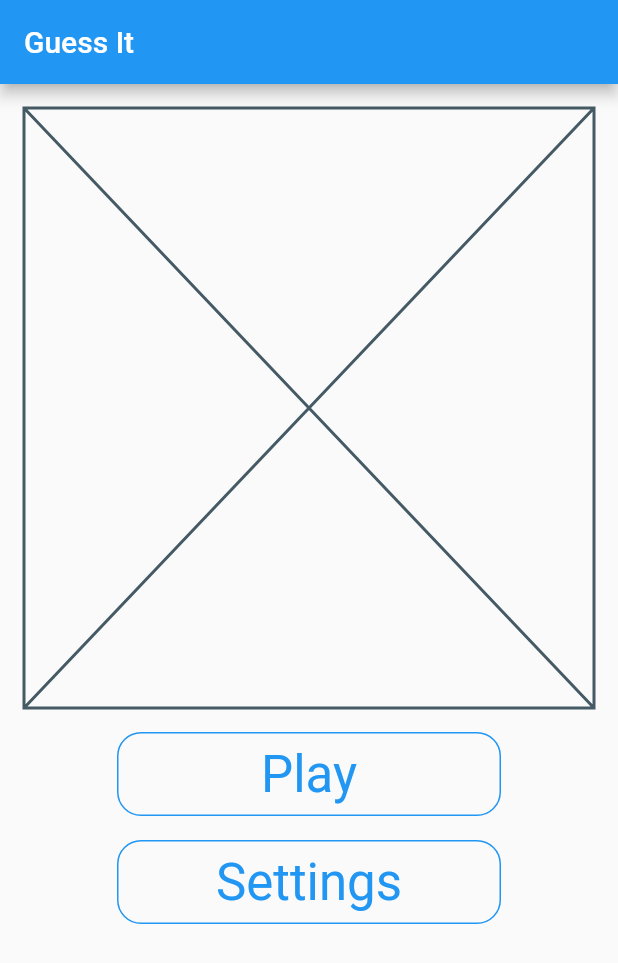
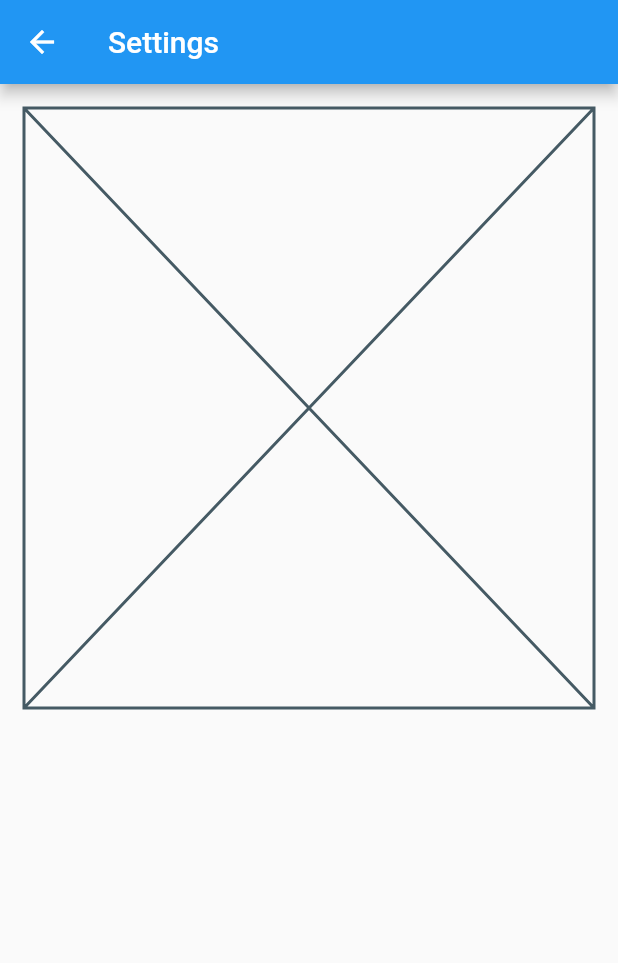
Before and after one commit to Lelik-Bolik/guessit, a Flutter app: the screen it shows after launch, after a tap on "Settings", on a phone screen of 412 x 824 dp. Shown: the top 963 px of the screen. Run offline on Flutter 3.47's test engine with Material 2 defaults, Android fonts, the phone set to English and light mode, and no system bars.

Commit message:
Added routes and created settings pages

```diff
--- a/lib/main.dart
+++ b/lib/main.dart
@@ -1,4 +1,5 @@
 import 'package:flutter/material.dart';
+import 'package:guessit/settings.dart';
 
 void main() {
   runApp(GuessItApp());
@@ -14,7 +15,12 @@ class GuessItApp extends StatelessWidget {
         primarySwatch: Colors.blue,
         visualDensity: VisualDensity.adaptivePlatformDensity,
       ),
-      home: MyHomePage(title: 'Guess It'),
+      initialRoute: "/",
+      routes: {
+        "/": (context) => MyHomePage(title: "Guess it"),
+        "settings": (context) => SettingsPage(),
+        "rules": (context) => MyHomePage(title: "Guess it"),
+      },
     );
   }
 }
@@ -66,7 +72,7 @@ class MyHomePage extends StatelessWidget {
                       style: Theme.of(context).textTheme.headline4.copyWith(color: Theme.of(context).accentColor),
                     ),
                   ),
-                  onPressed: () => null,
+                  onPressed: () => Navigator.of(context).pushNamed("settings"),
                 ),
               ),
             ],
--- /dev/null
+++ b/lib/settings.dart
@@ -0,0 +1,25 @@
+import 'package:flutter/material.dart';
+
+class SettingsPage extends StatelessWidget {
+  static String title = "Settings";
+
+  @override
+  Widget build(BuildContext context) {
+    return Scaffold(
+      appBar: AppBar(
+        title: Text(title),
+      ),
+      body: Center(
+        child: Padding(
+          padding: const EdgeInsets.all(16.0),
+          child: Column(
+            mainAxisAlignment: MainAxisAlignment.start,
+            children: <Widget>[
+              Placeholder(),
+            ],
+          ),
+        ),
+      ),
+    );
+  }
+}
```
